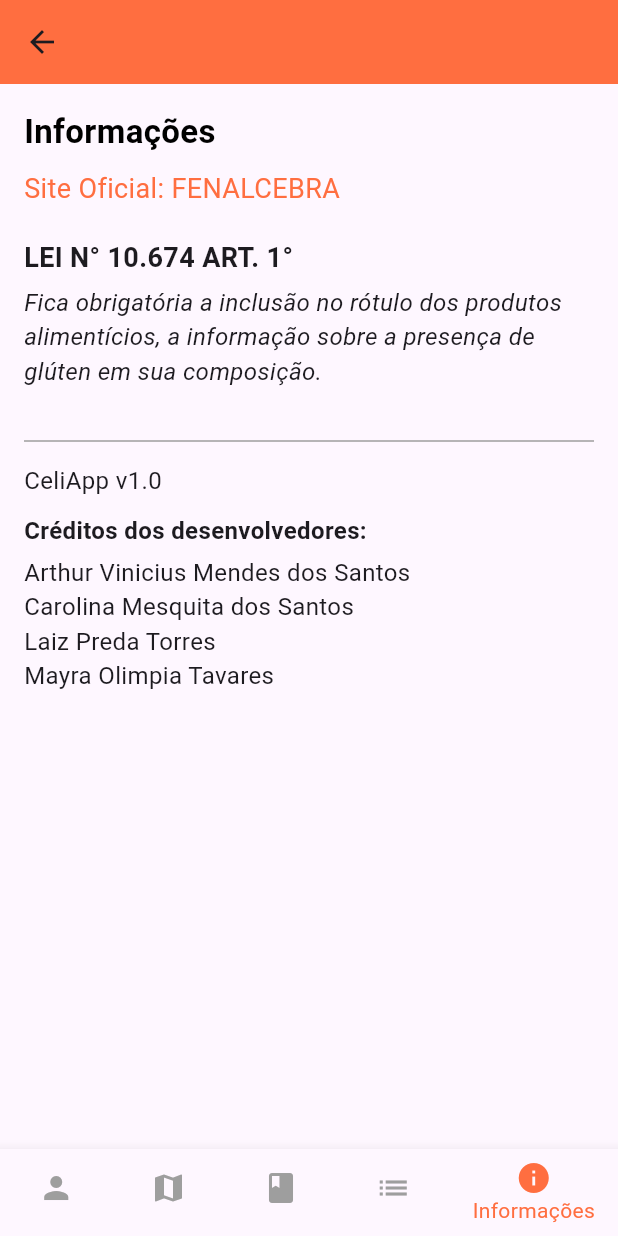
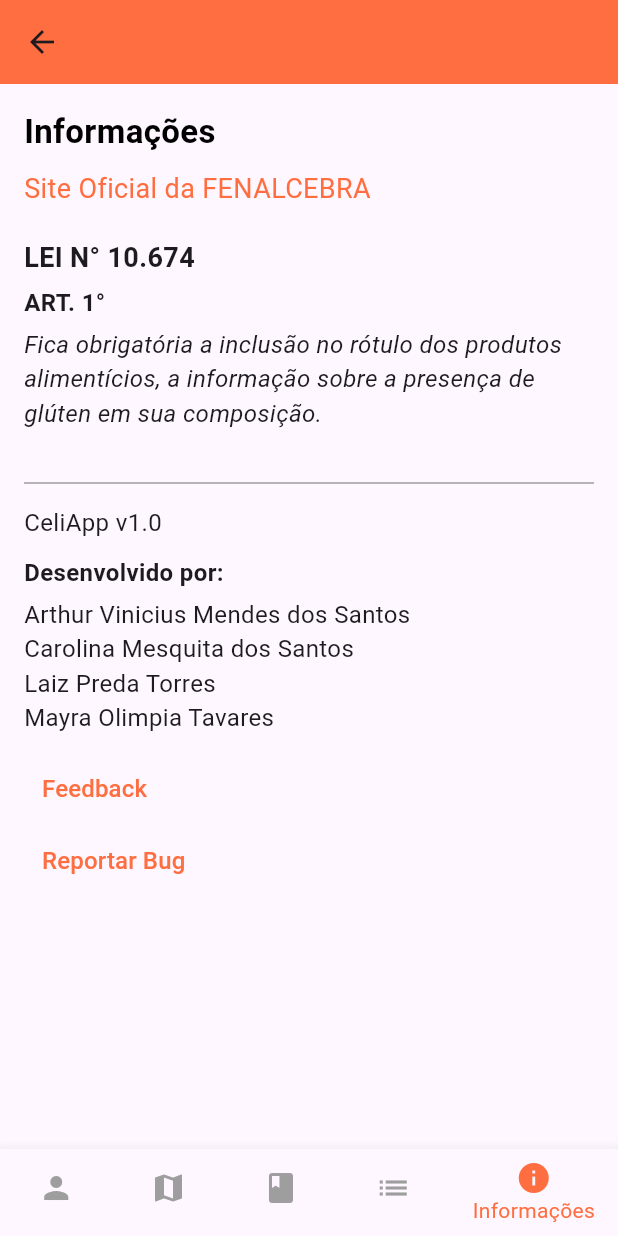
Before and after one commit to Coraville/TCC_CELIAPP, a Flutter app: the InfoPage screen opened by its route, on a phone screen of 412 x 824 dp. Run offline on Flutter 3.47's test engine with Material 3 defaults, Android fonts, the phone set to English and light mode, and no system bars; Roboto replaces fonts that are missing (Arial).

Commit message:
Criação dos bottons feedback e reporte um bug

```diff
--- a/lib/info_page.dart
+++ b/lib/info_page.dart
@@ -1,9 +1,5 @@
 import 'package:flutter/material.dart';
 import 'package:url_launcher/url_launcher.dart';
-import 'shopping_list_page.dart';
-import 'map_page.dart';
-import 'recipes_page.dart';
-import 'profile_page.dart';
 
 class InfoPage extends StatefulWidget {
   const InfoPage({super.key});
@@ -17,7 +13,7 @@ class _InfoPageState extends State<InfoPage> {
 
   // Função para abrir o link no navegador
   Future<void> _launchURL() async {
-    const url = 'https://www.fenacelbra.com.br/'; // Link para o site oficial
+    const url = 'https://www.fenacelbra.com.br/';
     if (await canLaunch(url)) {
       await launch(url);
     } else {
@@ -59,7 +55,7 @@ class _InfoPageState extends State<InfoPage> {
       body: Padding(
         padding: const EdgeInsets.all(16.0),
         child: Column(
-          crossAxisAlignment: CrossAxisAlignment.start,
+          crossAxisAlignment: CrossAxisAlignment.start, // Alinha tudo à esquerda
           children: [
             // Título "Informações"
             const Text(
@@ -77,7 +73,7 @@ class _InfoPageState extends State<InfoPage> {
             GestureDetector(
               onTap: _launchURL,
               child: const Text(
-                'Site Oficial: FENALCEBRA',
+                'Site Oficial da FENALCEBRA',
                 style: TextStyle(
                   color: Colors.deepOrangeAccent,
                   fontSize: 18,
@@ -86,10 +82,15 @@ class _InfoPageState extends State<InfoPage> {
             ),
             const SizedBox(height: 20),
 
-            // Trecho da lei com formatação correta
+            // Trecho da lei
             const Text(
-              'LEI N° 10.674 ART. 1°',
+              'LEI N° 10.674',
               style: TextStyle(fontSize: 18, fontWeight: FontWeight.bold),
+            ),
+            const SizedBox(height: 5),
+            const Text(
+              'ART. 1°',
+              style: TextStyle(fontSize: 16, fontWeight: FontWeight.bold),
             ),
             const SizedBox(height: 5),
             const Text(
@@ -108,7 +109,7 @@ class _InfoPageState extends State<InfoPage> {
             ),
             const SizedBox(height: 10),
             const Text(
-              'Créditos dos desenvolvedores:',
+              'Desenvolvido por:',
               style: TextStyle(fontSize: 16, fontWeight: FontWeight.bold),
             ),
             const SizedBox(height: 5),
@@ -116,6 +117,24 @@ class _InfoPageState extends State<InfoPage> {
             const Text('Carolina Mesquita dos Santos', style: TextStyle(fontSize: 16)),
             const Text('Laiz Preda Torres', style: TextStyle(fontSize: 16)),
             const Text('Mayra Olimpia Tavares', style: TextStyle(fontSize: 16)),
+            const SizedBox(height: 12),
+
+            TextButton(
+              onPressed: () {},
+              style: TextButton.styleFrom(alignment: Alignment.centerLeft),
+              child: const Text(
+                'Feedback',
+                style: TextStyle(fontSize: 16, color: Colors.deepOrangeAccent),
+              ),
+            ),
+            TextButton(
+              onPressed: () {},
+              style: TextButton.styleFrom(alignment: Alignment.centerLeft),
+              child: const Text(
+                'Reportar Bug',
+                style: TextStyle(fontSize: 16, color: Colors.deepOrangeAccent),
+              ),
+            ),
           ],
         ),
       ),
```
